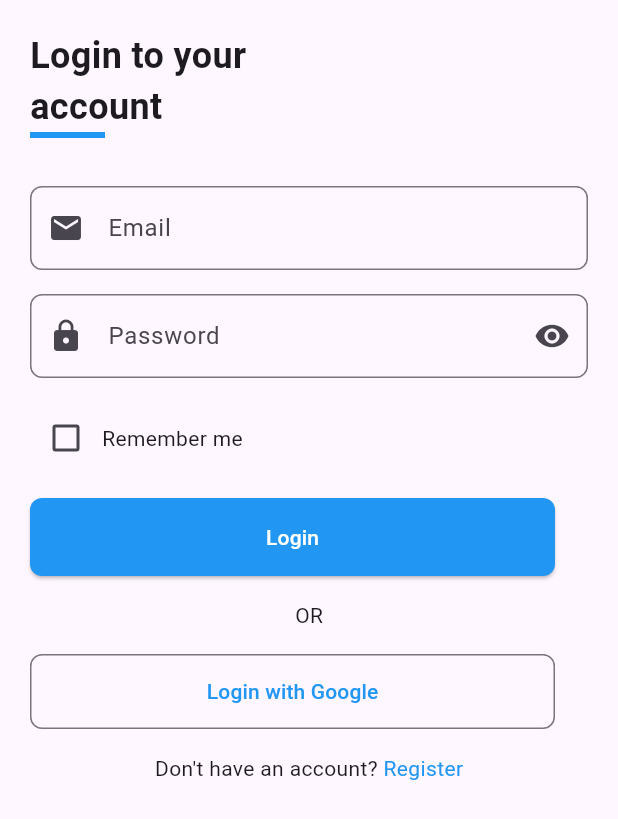
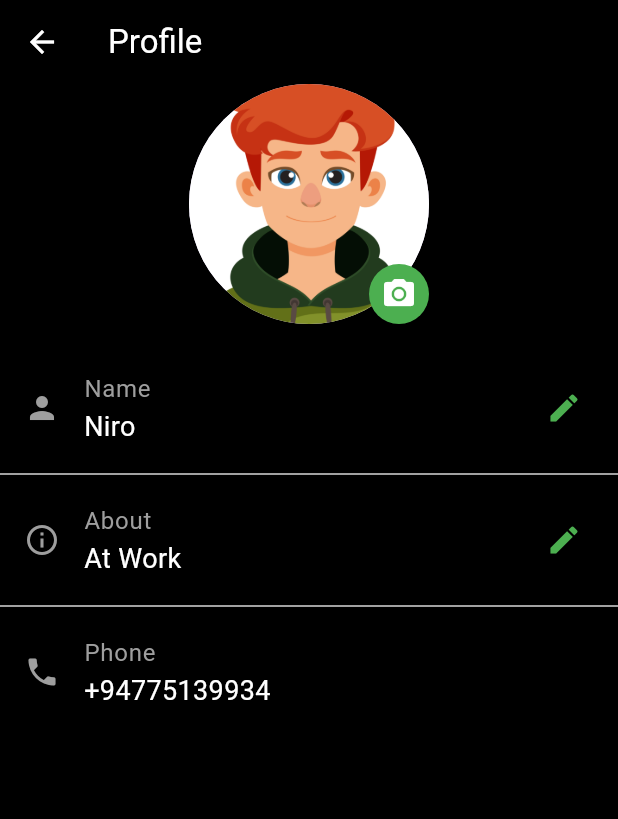
Before and after one commit to 29Niro/pla_group_academy, a Flutter app: the screen it shows after launch, on a phone screen of 412 x 824 dp. Shown: the top 819 px of the screen. Run offline on Flutter 3.47's test engine with Material 3 defaults, Android fonts, the phone set to English and light mode, and no system bars.

Commit message:
add profile screen

```diff
--- a/lib/main.dart
+++ b/lib/main.dart
@@ -1,5 +1,6 @@
 import 'package:flutter/material.dart';
-import 'package:pla_group_academy/login_page.dart';
+// import 'package:pla_group_academy/login_page.dart';
+import 'package:pla_group_academy/profile_screen.dart';
 
 void main() {
   runApp(const MyApp());
@@ -11,7 +12,7 @@ class MyApp extends StatelessWidget {
   @override
   Widget build(BuildContext context) {
     return const MaterialApp(
-      home: LoginPage(),
+      home: ProfileScreen(),
     );
   }
 }
--- /dev/null
+++ b/lib/profile_screen.dart
@@ -0,0 +1,109 @@
+import 'package:flutter/material.dart';
+
+class ProfileScreen extends StatelessWidget {
+  const ProfileScreen({super.key});
+
+  @override
+  Widget build(BuildContext context) {
+    return Scaffold(
+      appBar: AppBar(
+        backgroundColor: Colors.black,
+        title: const Text(
+          "Profile",
+          style: TextStyle(color: Colors.white),
+        ),
+        leading: const Icon(
+          Icons.arrow_back,
+          color: Colors.white,
+        ),
+      ),
+      body: SizedBox(
+        width: double.infinity,
+        child: Column(
+          crossAxisAlignment: CrossAxisAlignment.center,
+          children: [
+            Stack(
+              alignment: Alignment.bottomRight,
+              children: [
+                const CircleAvatar(
+                  radius: 80,
+                  backgroundImage: AssetImage("assets/profile_pic.jpg"),
+                ),
+                Container(
+                  height: 40,
+                  width: 40,
+                  decoration: const BoxDecoration(
+                      color: Colors.green, shape: BoxShape.circle),
+                  child: const Icon(
+                    Icons.camera_alt,
+                    color: Colors.white,
+                  ),
+                )
+              ],
+            ),
+            const SizedBox(
+              height: 20.0,
+            ),
+            const ListTile(
+              leading: Icon(
+                Icons.person,
+                color: Colors.grey,
+              ),
+              title: Text(
+                "Name",
+                style: TextStyle(color: Colors.grey),
+              ),
+              subtitle: Text(
+                "Niro",
+                style: TextStyle(fontSize: 18.0, color: Colors.white),
+              ),
+              trailing: Icon(
+                Icons.edit,
+                color: Colors.green,
+              ),
+            ),
+            const Divider(
+              color: Color.fromARGB(255, 214, 214, 214),
+            ),
+            const ListTile(
+              leading: Icon(
+                Icons.info_outline,
+                color: Colors.grey,
+              ),
+              title: Text(
+                "About",
+                style: TextStyle(color: Colors.grey),
+              ),
+              subtitle: Text(
+                "At Work",
+                style: TextStyle(fontSize: 18.0, color: Colors.white),
+              ),
+              trailing: Icon(
+                Icons.edit,
+                color: Colors.green,
+              ),
+            ),
+            const Divider(
+              color: Color.fromARGB(255, 214, 214, 214),
+            ),
+            const ListTile(
+              leading: Icon(
+                Icons.phone,
+                color: Colors.grey,
+              ),
+              title: Text(
+                "Phone",
+                style: TextStyle(color: Colors.grey),
+              ),
+              subtitle: Text(
+                "+94775139934",
+                style: TextStyle(fontSize: 18.0, color: Colors.white),
+              ),
+            ),
+          ],
+        ),
+      ),
+      backgroundColor: Colors.black,
+    );
+  }
+}
--- a/pubspec.yaml
+++ b/pubspec.yaml
@@ -59,8 +59,8 @@ flutter:
   uses-material-design: true
 
   # To add assets to your application, add an assets section, like this:
-  # assets:
-  #   - images/a_dot_burr.jpeg
+  assets:
+    - assets/
   #   - images/a_dot_ham.jpeg
 
   # An image asset can refer to one or more resolution-specific "variants", see
```
Also changed, not shown: assets/profile_pic.jpg (added).
